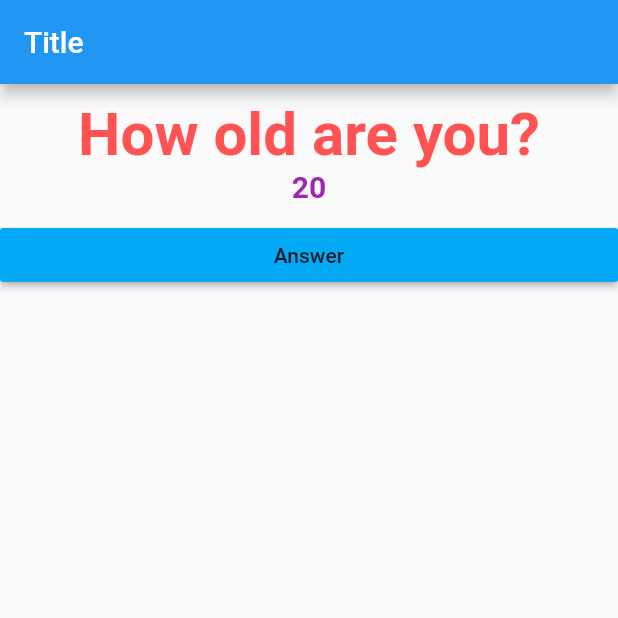
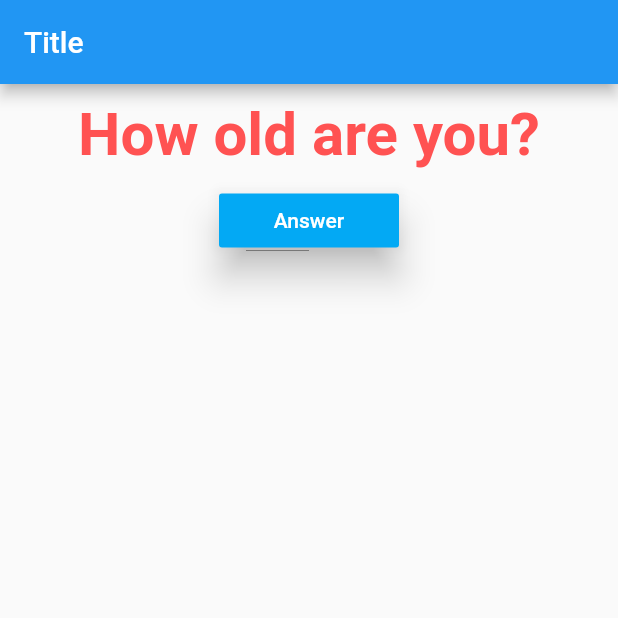
Before and after one commit to Jndkhan/Flutter_First, a Flutter app: the screen it shows after launch, after a tap on "Answer", on a phone screen of 412 x 824 dp, the top half of it. Run offline on Flutter 3.47's test engine with Material 2 defaults, Android fonts, the phone set to English and light mode, and no system bars.

Commit message:
remove age text, added if-condition with questionarray.

```diff
--- a/lib/answer.dart
+++ b/lib/answer.dart
@@ -2,17 +2,19 @@ import 'package:flutter/material.dart';
 
 class Answer extends StatelessWidget {
   // final Function()? selectHandler2;
-   final VoidCallback selectHandler;
+  final VoidCallback selectHandler;
 
-   Answer(this.selectHandler);
+  Answer(this.selectHandler);
 
   @override
   Widget build(BuildContext context) {
     return Container(
-      width: double.infinity,
+      width: 120,
       child: RaisedButton(
+        elevation: 10,
+        textColor: Colors.white,
         color: Colors.lightBlue,
-        child: Text('Answer'),
+        child: const Text('Answer'),
         onPressed: selectHandler,
       ),
     );
--- a/lib/main.dart
+++ b/lib/main.dart
@@ -5,7 +5,7 @@ import './answer.dart';
 void main() => runApp(MyApp());
 
 class MyApp extends StatefulWidget {
- const MyApp({Key? key}) : super(key: key);
+  const MyApp({Key? key}) : super(key: key);
 
   @override
   State<MyApp> createState() => _MyAppState();
@@ -13,12 +13,16 @@ class MyApp extends StatefulWidget {
 
 class _MyAppState extends State<MyApp> {
   var questionIndex = 0;
-  var agesIndex = 0;
 
   void answerquestion() {
+    /*Display changes on Screen through this method*/
     setState(() {
-      questionIndex = questionIndex + 1;
-      agesIndex = agesIndex + 1;
+      if(questionIndex == 4){
+        questionIndex = 0;
+      }
+      else{
+        questionIndex = questionIndex + 1;
+      }
     });
     print(questionIndex);
   }
@@ -32,8 +36,6 @@ class _MyAppState extends State<MyApp> {
       'Are you single?',
       'What\'s your favourite color?'
     ];
-    var ages = [10, 20, 30, 40, 50];
-
     return MaterialApp(
       home: Scaffold(
           appBar: AppBar(
@@ -41,7 +43,7 @@ class _MyAppState extends State<MyApp> {
           ),
           body: Column(
             children: [
-              Questions(questions[questionIndex], ages[agesIndex]),
+              Questions(questions[questionIndex]),
               Answer(answerquestion),
             ],
           )),
--- a/lib/question.dart
+++ b/lib/question.dart
@@ -2,30 +2,20 @@ import 'package:flutter/material.dart';
 
 class Questions extends StatelessWidget {
   final String questiontext;
-  final int age;
 
-  Questions(this.questiontext, this.age);
+  Questions(this.questiontext);
 
   @override
   Widget build(BuildContext context) {
     return Container(
       width: double.infinity,
       margin: const EdgeInsets.all(10),
-      child: Column(
-        children: [
-          Text(questiontext,
-              textAlign: TextAlign.center,
-              style: const TextStyle(
-                  color: Colors.redAccent,
-                  fontWeight: FontWeight.bold,
-                  fontSize: 40)),
-          Text(age.toString(),
-              style: const TextStyle(
-                  color: Colors.purple,
-                  fontWeight: FontWeight.bold,
-                  fontSize: 20)),
-        ],
-      ),
+      child: Text(questiontext,
+          textAlign: TextAlign.center,
+          style: const TextStyle(
+              color: Colors.redAccent,
+              fontWeight: FontWeight.bold,
+              fontSize: 40)),
     );
   }
 }
```
